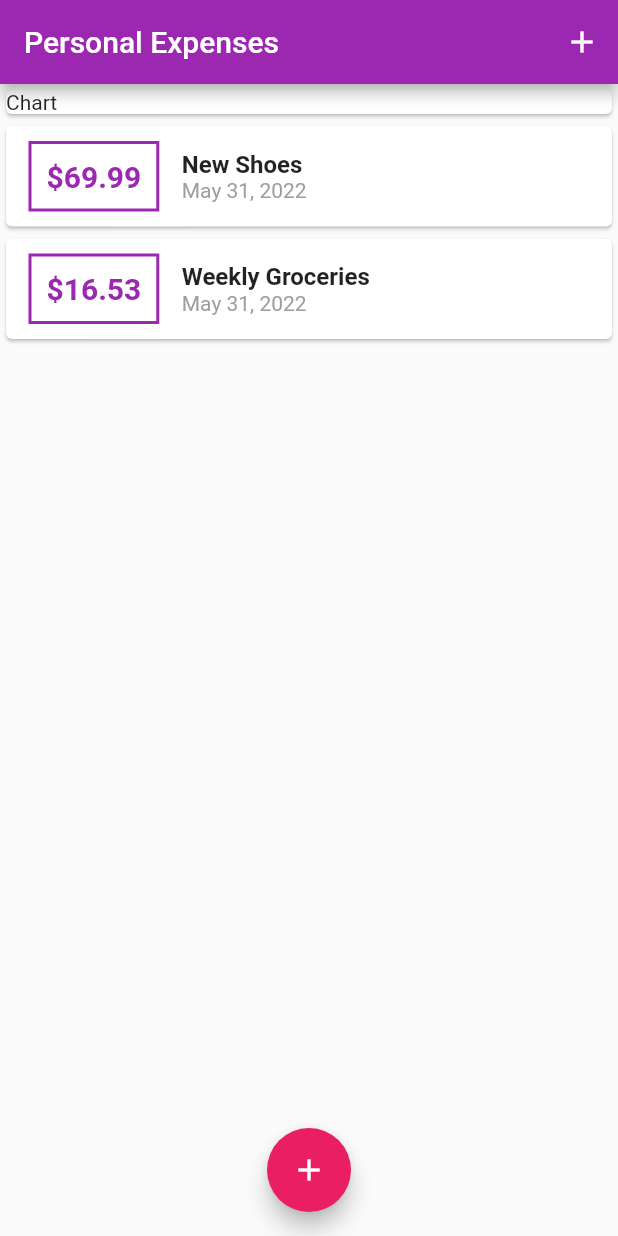
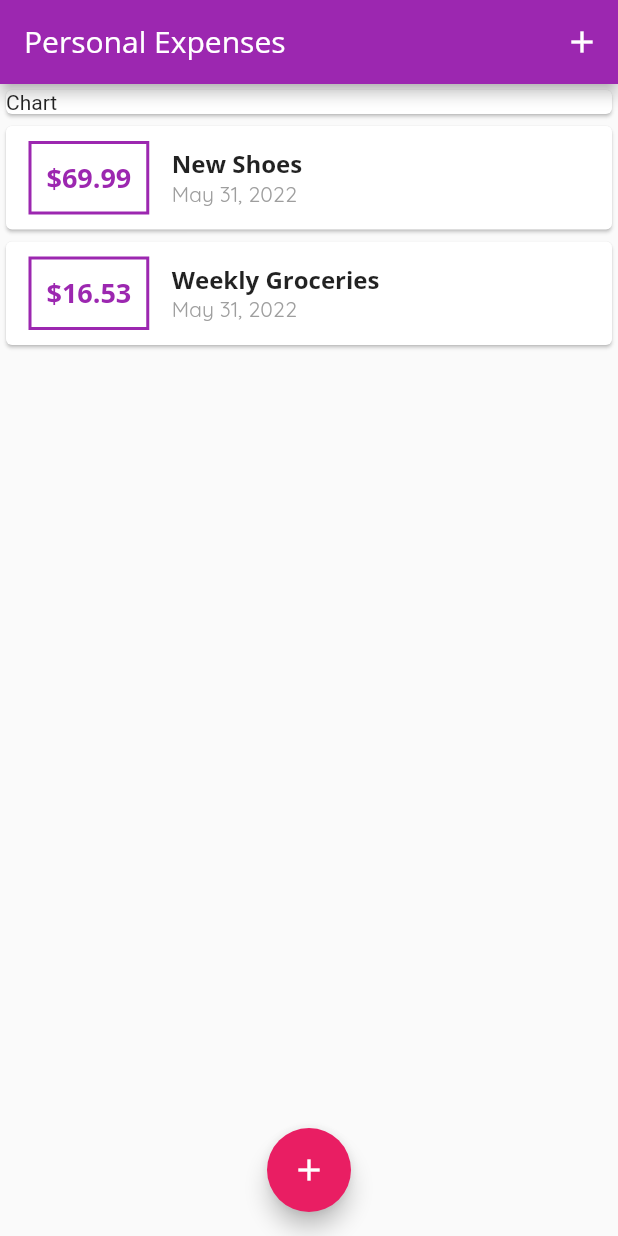
Before and after one commit to kensodemann/personal_expenses, a Flutter app: the screen it shows after launch, on a phone screen of 412 x 824 dp. Run offline on Flutter 3.47's test engine with Material 2 defaults, Android fonts, the phone set to English and light mode, and no system bars.

Commit message:
feat(ui): use a text theme

```diff
--- a/lib/main.dart
+++ b/lib/main.dart
@@ -8,7 +8,33 @@ void main() {
 class MyApp extends StatelessWidget {
   MyApp({Key? key}) : super(key: key);
 
-  final theme = ThemeData(primarySwatch: Colors.purple);
+  final theme = ThemeData(
+    primarySwatch: Colors.purple,
+    fontFamily: 'Quicksand',
+    textTheme: ThemeData.light().textTheme.copyWith(
+          titleLarge: const TextStyle(
+            fontFamily: 'OpenSans',
+            fontSize: 18,
+            fontWeight: FontWeight.bold,
+          ),
+          titleMedium: const TextStyle(
+            fontFamily: 'OpenSans',
+            fontSize: 16,
+            fontWeight: FontWeight.bold,
+          ),
+          titleSmall: const TextStyle(
+            fontFamily: 'Quicksand',
+            fontSize: 14,
+            color: Colors.grey,
+          ),
+        ),
+    appBarTheme: ThemeData().appBarTheme.copyWith(
+          titleTextStyle: const TextStyle(
+            fontFamily: 'OpenSans',
+            fontSize: 20,
+          ),
+        ),
+  );
   static const title = 'Personal Expenses';
 
   @override
--- a/lib/widgets/transaction_amount.dart
+++ b/lib/widgets/transaction_amount.dart
@@ -21,11 +21,9 @@ class TransactionAmount extends StatelessWidget {
       padding: const EdgeInsets.all(10),
       child: Text(
         '\$${amount.toStringAsFixed(2)}',
-        style: TextStyle(
-          fontWeight: FontWeight.bold,
-          fontSize: 20,
-          color: Theme.of(context).primaryColor,
-        ),
+        style: Theme.of(context).textTheme.titleLarge?.copyWith(
+              color: Theme.of(context).primaryColor,
+            ),
       ),
     );
   }
--- a/lib/widgets/transaction_details.dart
+++ b/lib/widgets/transaction_details.dart
@@ -14,17 +14,11 @@ class TransactionDetails extends StatelessWidget {
       children: [
         Text(
           transaction.title,
-          style: const TextStyle(
-            fontSize: 16,
-            fontWeight: FontWeight.bold,
-          ),
+          style: Theme.of(context).textTheme.titleMedium,
         ),
         Text(
           DateFormat.yMMMd().format(transaction.date),
-          style: const TextStyle(
-            fontSize: 14,
-            color: Colors.grey,
-          ),
+          style: Theme.of(context).textTheme.titleSmall,
         ),
       ],
     );
```
Also changed, not shown: pubspec.yaml (+12 -9 lines), assets/fonts/OpenSans-Bold.ttf (added), assets/fonts/OpenSans-Regular.ttf (added), assets/fonts/Quicksand-Bold.ttf (added), assets/fonts/Quicksand-Light.ttf (added), assets/fonts/Quicksand-Medium.ttf (added), assets/fonts/Quicksand-Regular.ttf (added).
